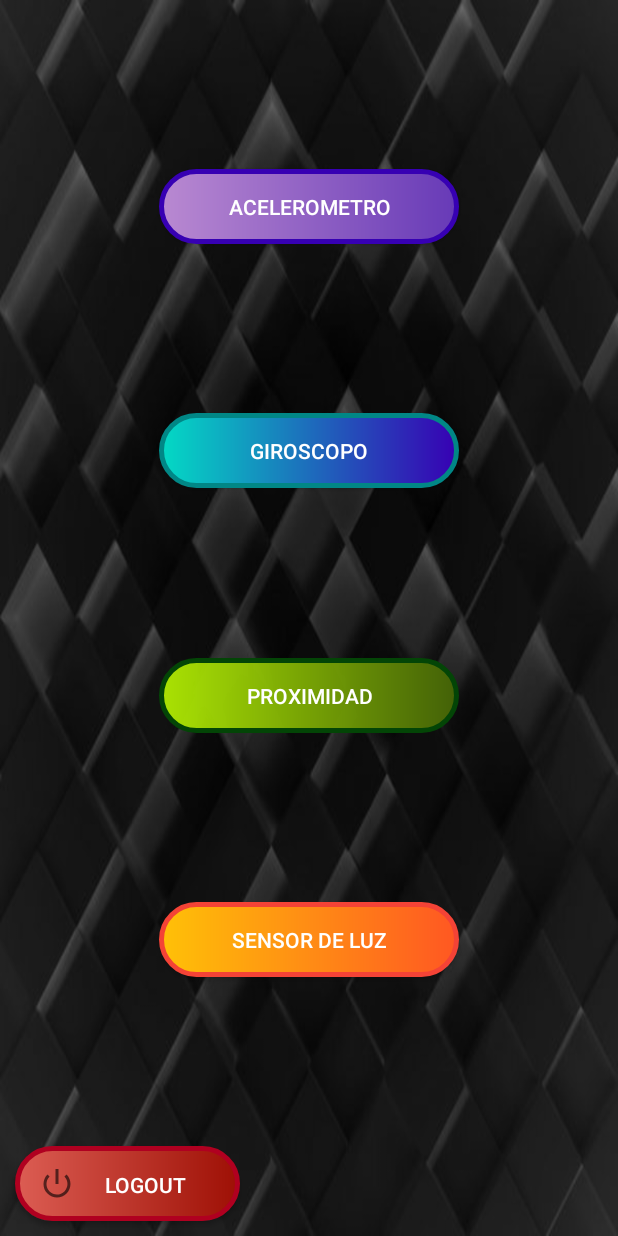
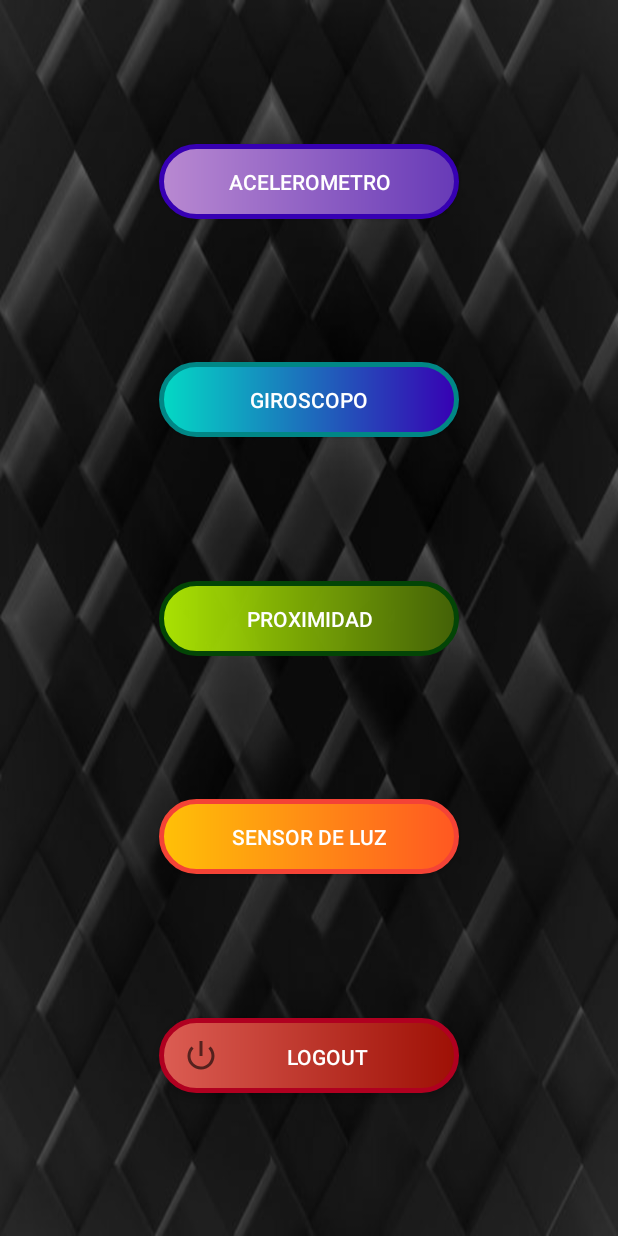
Before and after one commit to CelaPablo/SOA-EA2, an Android app: the MainActivity screen opened directly, with no data from a screen before it, on a phone screen of 412 x 824 dp. Run offline under Robolectric (Android 15) with nearby library versions, the phone set to English and light mode, and no system bars.

Commit message:
center logout

```diff
--- a/app/src/main/res/layout/activity_main.xml
+++ b/app/src/main/res/layout/activity_main.xml
@@ -62,11 +62,8 @@
 
     <Button
         android:id="@+id/btn_logout"
-        android:layout_width="150dp"
+        android:layout_width="200dp"
         android:layout_height="50dp"
-        android:layout_marginStart="10dp"
-        android:layout_marginLeft="10dp"
-        android:layout_marginBottom="10dp"
         android:background="@drawable/custom_buttom_red"
         android:drawableStart="@android:drawable/ic_lock_power_off"
         android:drawableLeft="@android:drawable/ic_lock_power_off"
@@ -75,6 +72,9 @@
         android:textColor="#FFFFFF"
         android:textSize="14sp"
         app:layout_constraintBottom_toBottomOf="parent"
-        app:layout_constraintStart_toStartOf="parent" />
+        app:layout_constraintEnd_toEndOf="parent"
+        app:layout_constraintHorizontal_bias="0.5"
+        app:layout_constraintStart_toStartOf="parent"
+        app:layout_constraintTop_toBottomOf="@+id/btn_luz" />
 
 </androidx.constraintlayout.widget.ConstraintLayout>
```
